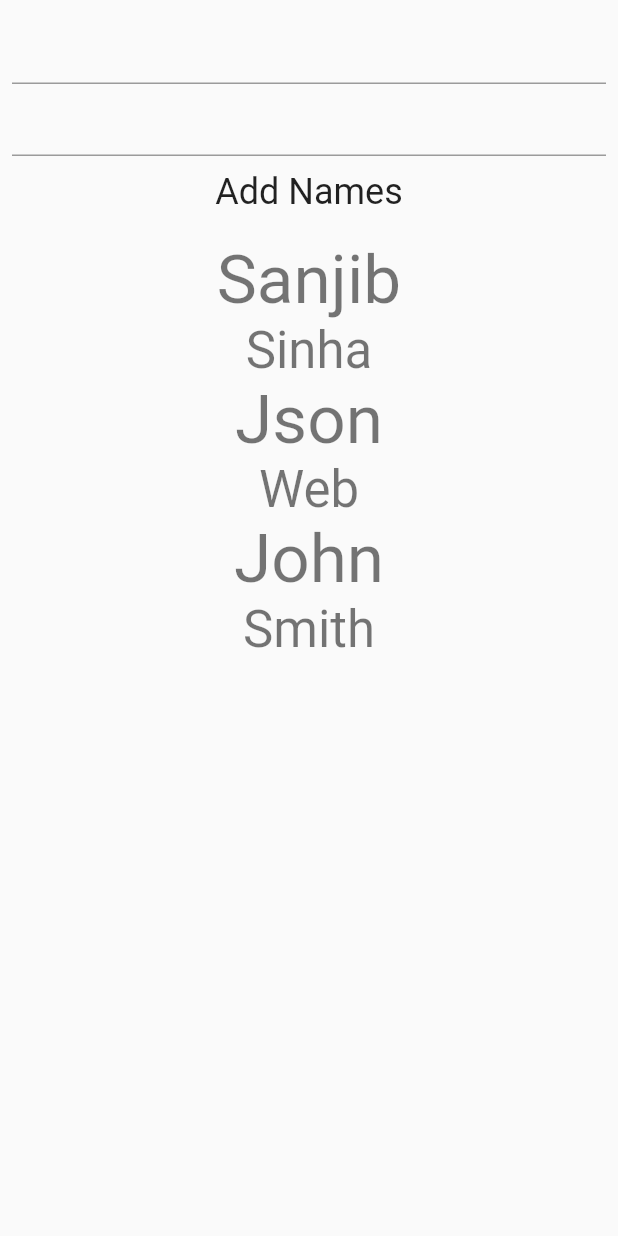
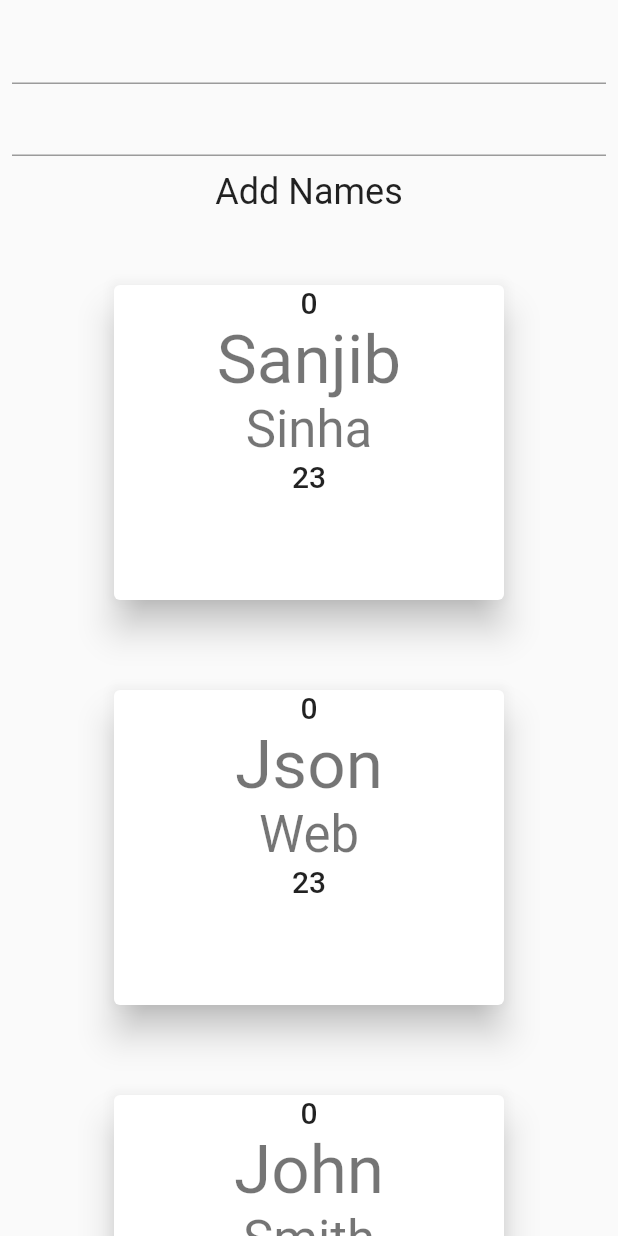
Before and after one commit to sanjibsinha/adding_state, a Flutter app: the screen it shows after launch, after a tap on "Add Names", on a phone screen of 412 x 824 dp. Run offline on Flutter 3.47's test engine with Material 2 defaults, Android fonts, the phone set to English and light mode, and no system bars.

Commit message:
have a final commit

```diff
--- a/lib/controllers/giving_ouputs.dart
+++ b/lib/controllers/giving_ouputs.dart
@@ -13,8 +13,20 @@ class GivingOutputs extends StatelessWidget {
     return Container(
       child: Column(
         children: names.map((name) {
-          return Column(
+          return Container(
+            width: 300,
+            height: 250,
+            margin: EdgeInsets.all(10),
+            padding: EdgeInsets.all(10),
+            child: Card(
+              elevation: 10,
+              margin: EdgeInsets.all(10),
+              child: Column(
                 children: [
+                  Text(
+                    name.id,
+                    style: Theme.of(context).textTheme.headline6,
+                  ),
                   Text(
                     name.firstName,
                     style: Theme.of(context).textTheme.headline3,
@@ -23,7 +35,16 @@ class GivingOutputs extends StatelessWidget {
                     name.lastName,
                     style: Theme.of(context).textTheme.headline4,
                   ),
+                  Text(
+                    name.date.day.toString(),
+                    style: Theme.of(context).textTheme.headline6,
+                  ),
+                  SizedBox(
+                    height: 40,
+                  ),
                 ],
+              ),
+            ),
           );
         }).toList(),
       ),
--- a/lib/models/names.dart
+++ b/lib/models/names.dart
@@ -1,8 +1,12 @@
 class Names {
+  final String id;
   final String firstName;
   final String lastName;
+  final DateTime date;
   Names({
+    this.id,
     this.firstName,
     this.lastName,
+    this.date,
   });
 }
--- a/lib/views/my_app.dart
+++ b/lib/views/my_app.dart
@@ -59,16 +59,22 @@ class _NamesChangeState extends State<NamesChange> {
 
   final List<Names> names = [
     Names(
+      id: DateTime.now().microsecond.toString(),
       firstName: 'Sanjib',
       lastName: 'Sinha',
+      date: DateTime.now(),
     ),
     Names(
+      id: DateTime.now().microsecond.toString(),
       firstName: 'Json',
       lastName: 'Web',
+      date: DateTime.now(),
     ),
     Names(
+      id: DateTime.now().microsecond.toString(),
       firstName: 'John',
       lastName: 'Smith',
+      date: DateTime.now(),
     ),
   ];
 
@@ -76,7 +82,12 @@ class _NamesChangeState extends State<NamesChange> {
   /// and setState method to add to the list
   ///
   void addNamesToList(String first, String last) {
-    final addingNames = Names(firstName: first, lastName: last);
+    final addingNames = Names(
+      id: DateTime.now().microsecond.toString(),
+      firstName: first,
+      lastName: last,
+      date: DateTime.now(),
+    );
     setState(() {
       names.add(addingNames);
     });
--- a/pubspec.yaml
+++ b/pubspec.yaml
@@ -23,6 +23,8 @@ environment:
 dependencies:
   flutter:
     sdk: flutter
+
+  intl: ^0.17.0
 
 
   # The following adds the Cupertino Icons font to your application.
```
Also changed, not shown: pubspec.lock, 1 other file. Lines whose indentation alone changed are shown as unchanged.
